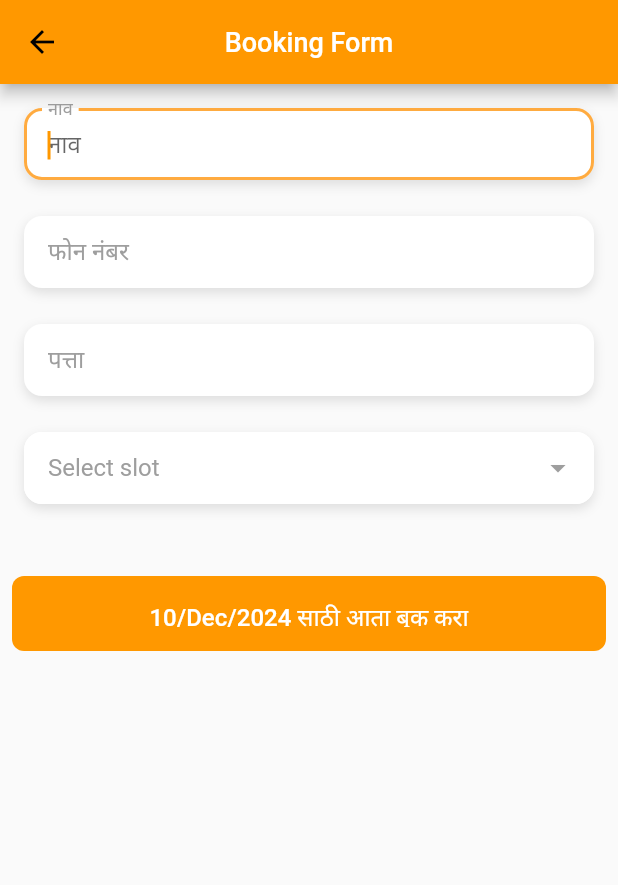
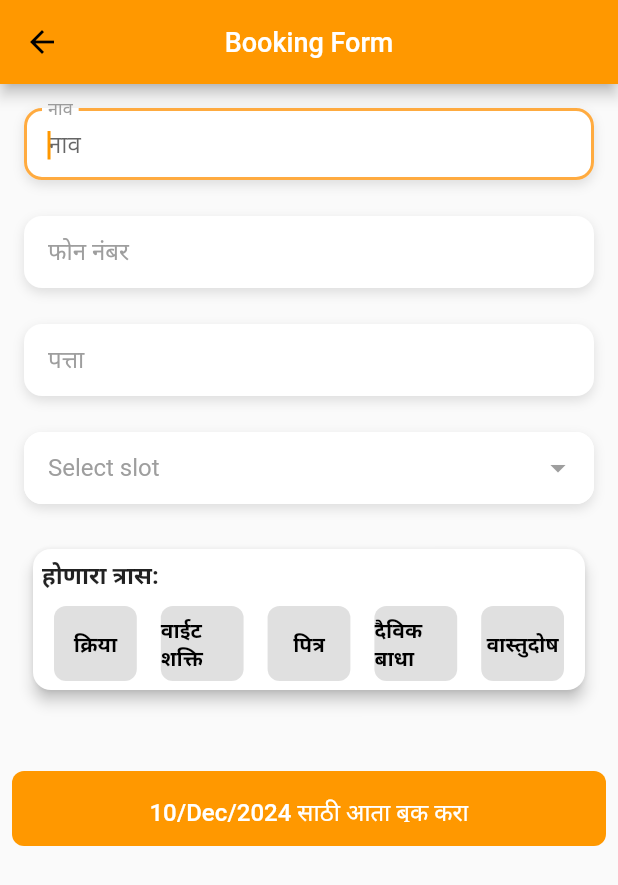
Before and after one commit to kishu3202/datta_devsthan_pimpalgaon, a Flutter app: the HavanBooking screen opened directly with empty values, on a phone screen of 412 x 824 dp. Shown: the top 885 px of the screen. Run offline on Flutter 3.47's test engine with Material 3 defaults, Android fonts, the phone set to English and light mode, and no system bars; our stand-ins replace cloud_firestore, firebase_auth, firebase_core, firebase_messaging, firebase_ui_firestore, flutter_local_notifications and 1 more; missing offline and left inert: firebase_ui_auth, scroll_loop_auto_scroll; accounts and stored records are empty.

Commit message:
my message3

```diff
--- a/lib/drawerScreen/havanScreen/havan_booking.dart
+++ b/lib/drawerScreen/havanScreen/havan_booking.dart
@@ -37,6 +37,7 @@ class _HavanBookingScreenState extends State<HavanBookingScreen> {
           final int day = appointment['day'];
           final int slot = appointment['slot'];
           final String status = appointment['status'] ?? 'Booked';
+          final cases=appointment['cases'];
 
           // To calculate date from day of the year and year
           var date = DateTime(year, 1, 1).add(Duration(days: day - 1));
@@ -71,6 +72,14 @@ class _HavanBookingScreenState extends State<HavanBookingScreen> {
                         color: status == 'Booked' ? Colors.green : Colors.red),
                   ),
                   const SizedBox(height: 16),
+              Row(children: [
+                for(String xcase in cases??[])
+                  Padding(
+                    padding: const EdgeInsets.all(8.0),
+                    child: Text(xcase),
+                  )
+
+              ],),
 
                   TextButton(
                     onPressed: () {
--- a/lib/drawerScreen/havanScreen/havan_booking_form.dart
+++ b/lib/drawerScreen/havanScreen/havan_booking_form.dart
@@ -28,6 +28,16 @@ class _HavanBookingState extends State<HavanBooking> {
   String? _date ;
   int? _slot;
   final db = FirebaseFirestore.instance;
+  List<String> _selectedTabs = [];
+  void _toggleTabSelection(String tab) {
+    setState(() {
+      if (_selectedTabs.contains(tab)) {
+        _selectedTabs.remove(tab); // Deselect the tab if already selected
+      } else {
+        _selectedTabs.add(tab); // Add the tab to the selection
+      }
+    });
+  }
 
   @override
   Widget build(BuildContext context) {
@@ -244,7 +254,56 @@ class _HavanBookingState extends State<HavanBooking> {
                             style: const TextStyle(color: Colors.black, fontSize: 16), // Style for dropdown text
                           ),
                         ),
-
+                        // Tabs Selection
+                        Card(
+                          elevation: 4.0,
+                          shape: RoundedRectangleBorder(
+                            borderRadius: BorderRadius.circular(12.0),
+                            // side: BorderSide(color: Colors.black87, width: 2.0),
+                          )  ,
+                          margin: const EdgeInsets.all(6.0),
+                          child: Padding(
+                            padding: const EdgeInsets.all(6.0),
+                            child: Column(
+                              crossAxisAlignment: CrossAxisAlignment.start,
+                              children: [
+                                const Text(
+                                  "होणारा त्रास:",
+                                  style: TextStyle(fontSize: 16, fontWeight: FontWeight.bold),
+                                ),
+                                const SizedBox(height: 10),
+                                Row(
+                                  mainAxisAlignment: MainAxisAlignment.spaceAround,
+                                  children: ["क्रिया", "वाईट शक्ति", "पित्र", "दैविक बाधा", "वास्तुदोष"].map((tab) {
+                                    bool isSelected = _selectedTabs.contains(tab);
+                                    return Expanded(
+                                      child: GestureDetector(
+                                        onTap: () => _toggleTabSelection(tab),
+                                        child: Container(
+                                          height: 50.0,
+                                          margin: const EdgeInsets.symmetric(horizontal: 8.0),
+                                          decoration: BoxDecoration(
+                                            color: isSelected ? Colors.greenAccent : Colors.grey[300],
+                                            borderRadius: BorderRadius.circular(8.0),
+                                          ),
+                                          alignment: Alignment.center,
+                                          child: Text(
+                                            tab,
+                                            style: TextStyle(
+                                              fontSize: 14,
+                                              color: isSelected ? Colors.white : Colors.black,
+                                              fontWeight: FontWeight.bold,
+                                            ),
+                                          ),
+                                        ),
+                                      ),
+                                    );
+                                  }).toList(),
+                                ),
+                              ],
+                            ),
+                          ),
+                        ),
 
                       ].expand(
                         (widget) => [
@@ -288,7 +347,8 @@ class _HavanBookingState extends State<HavanBooking> {
                       "slot": _slot,
                       "schedule":widget.date.year,
                       "day": int.parse(DateFormat('D').format(widget.date)),
-                      "userId": FirebaseAuth.instance.currentUser!.uid
+                      "userId": FirebaseAuth.instance.currentUser!.uid,
+                      "cases": _selectedTabs,
                     };
 
                      db
```
